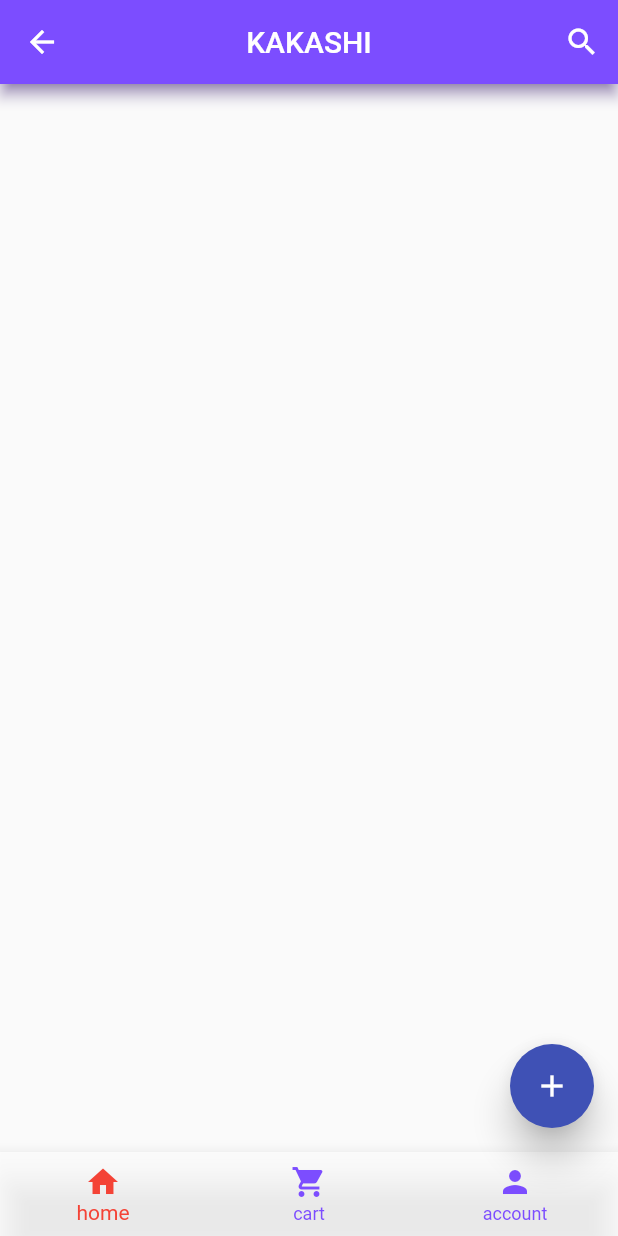
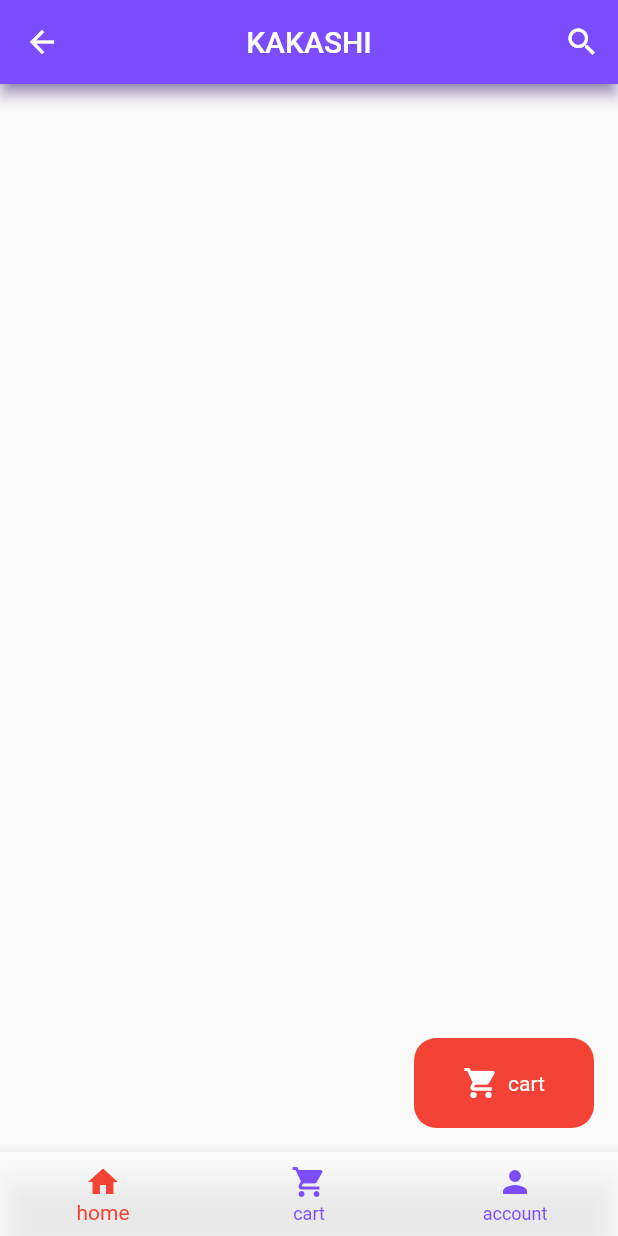
Before and after one commit to kaizer111/flutter_widgets, a Flutter app: the screen it shows after launch, on a phone screen of 412 x 824 dp. Run offline on Flutter 3.47's test engine with Material 2 defaults, Android fonts, the phone set to English and light mode, and no system bars.

Commit message:
customising floating action button

```diff
--- a/lib/screens/row_widget.dart
+++ b/lib/screens/row_widget.dart
@@ -50,15 +50,24 @@ class _RowWidgetState extends State<RowWidget> {
           ),
           title: Text('KAKASHI'),
           backgroundColor: Colors.deepPurpleAccent),
-      floatingActionButton: FloatingActionButton(
+          floatingActionButton: Container(
+            alignment: Alignment.center,
+            child: Row(
+              mainAxisAlignment: MainAxisAlignment.center,
+              children: [
+                Icon(Icons.shopping_cart,color: Colors.white),
+                SizedBox(width: 6),
+                Text('cart',style: TextStyle(color: Colors.white),),
+              ],
+            ),
+            height: 60,width: 120,
+            decoration: BoxDecoration(
+              color: Colors.red,
+              borderRadius: BorderRadius.circular(15),
 
-        elevation: 10,
-        backgroundColor: Colors.indigo,
-        onPressed: (){
-          print('pressed');
-        },
-        child: Icon(Icons.add),
-      ),
+            ),
+          ),
+
       // body: Row(
       //   crossAxisAlignment: CrossAxisAlignment.end,
       //   mainAxisAlignment: MainAxisAlignment.spaceBetween,
```
